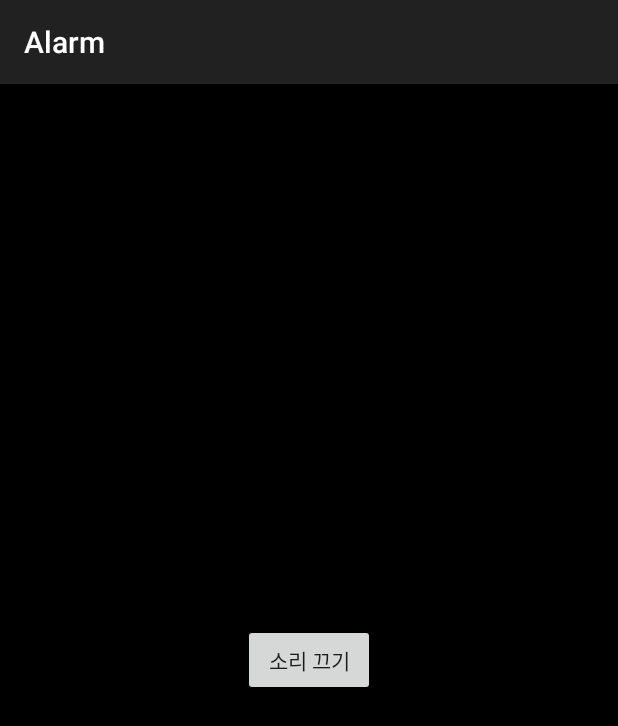
After one commit to bywkd/jww_alarm, an Android app: the AlarmPlayView screen opened directly, with no data from a screen before it, on a phone screen of 412 x 824 dp. The commit adds this screen. Shown: the top 726 px of the screen. Run offline under Robolectric (Android 15) with nearby library versions, the phone set to English and light mode, and no system bars; 1 statement that could not run was skipped.

Commit message:
alarm-0007: 락스크린 기능 추가중 , 앱 재설치 후 실행 락스크린 화면 정상작동이 안됨.

```diff
--- a/app/build.gradle
+++ b/app/build.gradle
@@ -42,6 +42,7 @@ dependencies {
     implementation 'androidx.appcompat:appcompat:1.3.1'
     implementation 'com.google.android.material:material:1.4.0'
     implementation 'androidx.constraintlayout:constraintlayout:2.1.0'
+    implementation 'androidx.media:media:1.4.2'
     testImplementation 'junit:junit:4.+'
     androidTestImplementation 'androidx.test.ext:junit:1.1.3'
     androidTestImplementation 'androidx.test.espresso:espresso-core:3.4.0'
--- a/app/src/main/java/com/jww/alarm/App.kt
+++ b/app/src/main/java/com/jww/alarm/App.kt
@@ -22,7 +22,7 @@ class App : Application() {
         if (Build.VERSION.SDK_INT >= Build.VERSION_CODES.O) {
             val audioAttributes = AudioAttributes.Builder().build()
             vib.vibrate(
-                VibrationEffect.createOneShot(200, VibrationEffect.DEFAULT_AMPLITUDE),
+                VibrationEffect.createOneShot(10000, VibrationEffect.DEFAULT_AMPLITUDE),
                 audioAttributes)
         }else{
             vib.vibrate(200)
--- a/app/src/main/java/com/jww/alarm/MainActivity.kt
+++ b/app/src/main/java/com/jww/alarm/MainActivity.kt
@@ -1,9 +1,11 @@
 package com.jww.alarm
+
 
 import android.content.Intent
 import android.os.Bundle
 import androidx.activity.result.contract.ActivityResultContracts
 import androidx.appcompat.app.AppCompatActivity
+import androidx.fragment.app.FragmentManager
 import com.jww.alarm.databinding.ActivityMainBinding
 import com.jww.alarm.eumes.VIEW_TYPE
 import com.jww.alarm.utils.permissions.PermissionClass
@@ -44,6 +46,7 @@ class MainActivity : AppCompatActivity() {
         } else {
             initBottomNaviMenu()
         }
+
     }
 
 
@@ -71,6 +74,7 @@ class MainActivity : AppCompatActivity() {
 
 //        loadFragment(VIEW_TYPE.ALARM_LIST)
         _binding?.bottomNV?.selectedItemId = R.id.navi_list
+
     }
 
     private fun loadFragment(viewType: VIEW_TYPE) {
@@ -98,7 +102,7 @@ class MainActivity : AppCompatActivity() {
                 val f = SettingFragment.newInstance()
                 val ft = supportFragmentManager.beginTransaction()
                 ft.replace(binding.flRoot.id, f)
-//                ft.addToBackStack(VIEW_TYPE.SETTING.toString())
+
                 ft.commit()
             }
         }
--- a/app/src/main/java/com/jww/alarm/utils/permissions/PermissionClass.kt
+++ b/app/src/main/java/com/jww/alarm/utils/permissions/PermissionClass.kt
@@ -31,14 +31,12 @@ class PermissionClass : AppCompatActivity() {
 
     override fun onCreate(savedInstanceState: Bundle?) {
         super.onCreate(savedInstanceState)
-
         intent?.let {
             val permissionList = it.getStringArrayListExtra(INTENT_PERMISSION)
             permissionList?.let { list ->
                 requestPermission(list)
             }
         }
-
     }
 
     fun isPermission(activity: Activity, requestPermission: ArrayList<String>) =
--- /dev/null
+++ b/app/src/main/java/com/jww/alarm/views/alarmPlayView/AlarmPlayView.kt
@@ -0,0 +1,87 @@
+package com.jww.alarm.views.alarmPlayView
+
+import android.app.KeyguardManager
+import android.content.Context
+import android.media.AudioAttributes
+import android.media.MediaPlayer
+import android.os.Build
+import android.os.Bundle
+import android.os.VibrationEffect
+import android.os.Vibrator
+import android.util.Log
+import android.view.WindowManager
+import com.jww.alarm.R
+import com.jww.alarm.bases.BaseActivity
+import com.jww.alarm.databinding.FragmentAlarmPlayBinding
+
+class AlarmPlayView : BaseActivity() {
+    private var _binding: FragmentAlarmPlayBinding? = null
+    private val binding
+        get() = _binding!!
+
+    private lateinit var vib: Vibrator
+    private lateinit var mediaPlayer: MediaPlayer
+
+    override fun onCreate(savedInstanceState: Bundle?) {
+        super.onCreate(savedInstanceState)
+        initLockScreen()
+        _binding = FragmentAlarmPlayBinding.inflate(layoutInflater)
+        setContentView(binding.root)
+        vib = getSystemService(Context.VIBRATOR_SERVICE) as Vibrator
+        startVibrator()
+        startSound()
+        binds()
+    }
+
+    private fun binds() {
+        binding.btnCloseSound.setOnClickListener {
+            mediaPlayer.stop()
+            this.finish()
+        }
+    }
+
+    private fun initLockScreen() {
+        if (Build.VERSION.SDK_INT >= Build.VERSION_CODES.O_MR1) {
+            setShowWhenLocked(true)
+            setTurnScreenOn(true)
+            val keyguardManager = getSystemService(Context.KEYGUARD_SERVICE) as KeyguardManager
+            keyguardManager.requestDismissKeyguard(this, null)
+        } else {
+            this.window.addFlags(
+                WindowManager.LayoutParams.FLAG_DISMISS_KEYGUARD or
+                        WindowManager.LayoutParams.FLAG_SHOW_WHEN_LOCKED or
+                        WindowManager.LayoutParams.FLAG_TURN_SCREEN_ON
+            )
+        }
+        window.addFlags(WindowManager.LayoutParams.FLAG_KEEP_SCREEN_ON)
+    }
+
+    override fun onDestroy() {
+        super.onDestroy()
+        _binding = null
+    }
+
+    private fun startVibrator() {
+        if (Build.VERSION.SDK_INT >= Build.VERSION_CODES.O) {
+            val audioAttributes = AudioAttributes.Builder().build()
+            vib.vibrate(
+                VibrationEffect.createOneShot(10000, VibrationEffect.DEFAULT_AMPLITUDE),
+                audioAttributes
+            )
+        } else {
+            vib.vibrate(200)
+        }
+    }
+
+    private fun startSound() {
+        Log.d("Won", "startSound")
+        mediaPlayer = MediaPlayer.create(this, R.raw.sound01_45)
+        mediaPlayer.isLooping = true
+        mediaPlayer.start()
+    }
+
+    override fun onBackPressed() {
+//        super.onBackPressed()
+        Log.d("Won", "backPressed")
+    }
+}
--- a/app/src/main/java/com/jww/alarm/views/registerAlarmView/RegisterAlarmFragment.kt
+++ b/app/src/main/java/com/jww/alarm/views/registerAlarmView/RegisterAlarmFragment.kt
@@ -117,6 +117,7 @@ class RegisterAlarmFragment : BaseFragment() {
         val alarmManager =
             currentAct.getSystemService(AppCompatActivity.ALARM_SERVICE) as AlarmManager
         val intent = Intent(currentAct, AlarmReceiver::class.java)
+
         val pendingIntent = PendingIntent.getBroadcast(
             currentAct,
             NOTIFICATION_ID,
@@ -124,12 +125,11 @@ class RegisterAlarmFragment : BaseFragment() {
             PendingIntent.FLAG_UPDATE_CURRENT
         )
 
+        Log.d("Won","Alarm Intent")
         alarmManager.setExactAndAllowWhileIdle(
             AlarmManager.ELAPSED_REALTIME_WAKEUP,
             SystemClock.elapsedRealtime() + (10 * 1000),
             pendingIntent
         )
-
     }
-
 }
--- /dev/null
+++ b/app/src/main/res/layout/fragment_alarm_play.xml
@@ -0,0 +1,18 @@
+<?xml version="1.0" encoding="utf-8"?>
+<androidx.constraintlayout.widget.ConstraintLayout xmlns:android="http://schemas.android.com/apk/res/android"
+    xmlns:app="http://schemas.android.com/apk/res-auto"
+    android:layout_width="match_parent"
+    android:layout_height="match_parent"
+    android:background="@color/black">
+
+    <Button
+        android:id="@+id/btn_closeSound"
+        android:layout_width="wrap_content"
+        android:layout_height="wrap_content"
+        android:text="소리 끄기"
+        app:layout_constraintBottom_toBottomOf="parent"
+        app:layout_constraintEnd_toEndOf="parent"
+        app:layout_constraintStart_toStartOf="parent"
+        app:layout_constraintTop_toTopOf="parent" />
+
+</androidx.constraintlayout.widget.ConstraintLayout>
```
Also changed, not shown: app/src/main/AndroidManifest.xml (+17 -7 lines), app/src/main/java/com/jww/alarm/receiver/AlarmReceiver.kt (+34 -18 lines), app/src/main/java/com/jww/alarm/services/AlarmBackgroundService.kt (+3 -12 lines).
